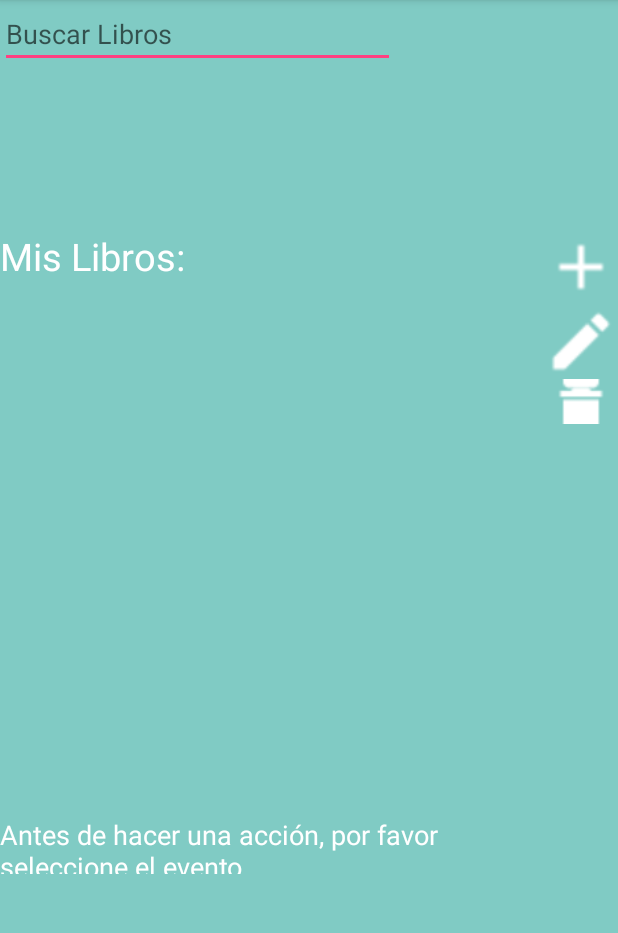
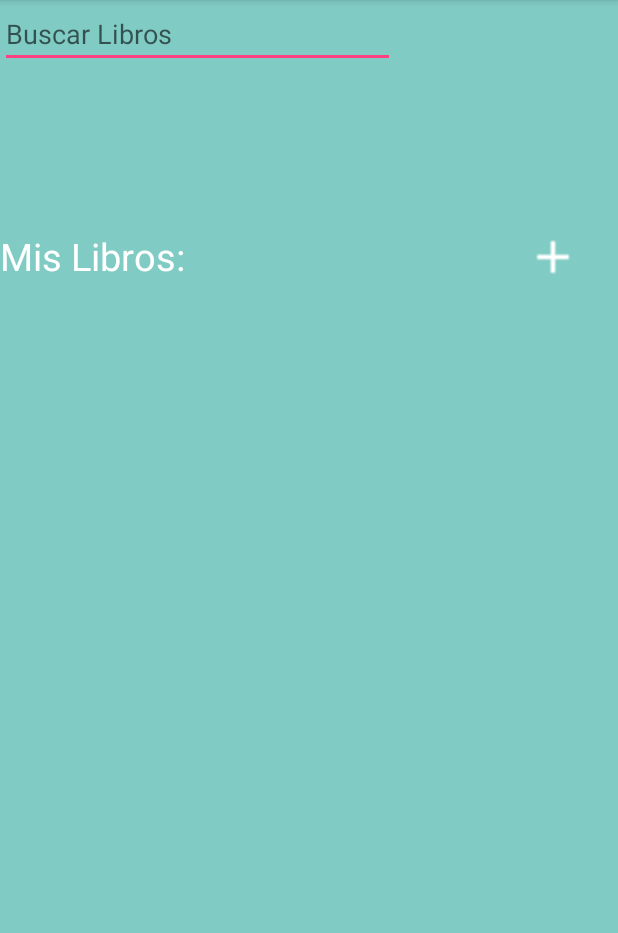
Before and after one commit to MaiaLevi/ProyectoFinal, an Android app: the ListarLibrosPropios screen opened directly, with no data from a screen before it, on a phone screen of 412 x 824 dp, the part 84-1017 px from its top. Run offline under Robolectric (Android 15) with nearby library versions, the phone set to English and light mode, and no system bars; 5 statements that could not run were skipped.

Commit message:
cambio potz

```diff
--- a/PROYECTOFINAL/app/src/main/res/layout/activity_listar_libros_propios.xml
+++ b/PROYECTOFINAL/app/src/main/res/layout/activity_listar_libros_propios.xml
@@ -29,10 +29,9 @@
         android:layout_height="429dp">
         <LinearLayout
             android:orientation="vertical"
-            android:layout_width="match_parent"
+            android:layout_width="325dp"
             android:layout_height="wrap_content"
-            android:weightSum="1"
-            android:layout_weight="0.37">
+            android:weightSum="1">
                 <TextView
                     android:layout_width="wrap_content"
                     android:layout_height="43dp"
@@ -46,40 +45,12 @@
                 android:layout_height="347dp"
                 android:id="@+id/lstLibros"
                 android:visibility="visible"/>
-
-            <TextView
-                android:layout_width="wrap_content"
-                android:layout_height="wrap_content"
-                android:textAppearance="?android:attr/textAppearanceMedium"
-                android:text="Antes de hacer una acción, por favor seleccione el evento"
-                android:id="@+id/textView"
-                android:layout_weight="0.48"
-                android:textColor="#ffffff" />
         </LinearLayout>
-        <LinearLayout
-            android:id="@+id/layoutOpciones"
-            android:orientation="vertical"
-            android:layout_width="wrap_content"
-            android:layout_height="129dp"
-            android:weightSum="1">
             <ImageView
                 android:id="@+id/imgAgregar"
                 android:layout_width="49dp"
                 android:layout_height="wrap_content"
                 android:src="@drawable/ic_add_white_24dp"
                 android:layout_weight="0.64" />
-            <ImageView
-                android:id="@+id/imgModificar"
-                android:layout_width="49dp"
-                android:layout_height="wrap_content"
-                android:src="@drawable/ic_create_white_24dp"
-                android:layout_weight="0.64" />
-            <ImageView
-                android:id="@+id/imgEliminar"
-                android:layout_width="match_parent"
-                android:layout_height="wrap_content"
-                android:src="@drawable/ic_delete_white_24dp"
-                android:layout_weight="0.55" />
-        </LinearLayout>
     </LinearLayout>
 </LinearLayout>
```
